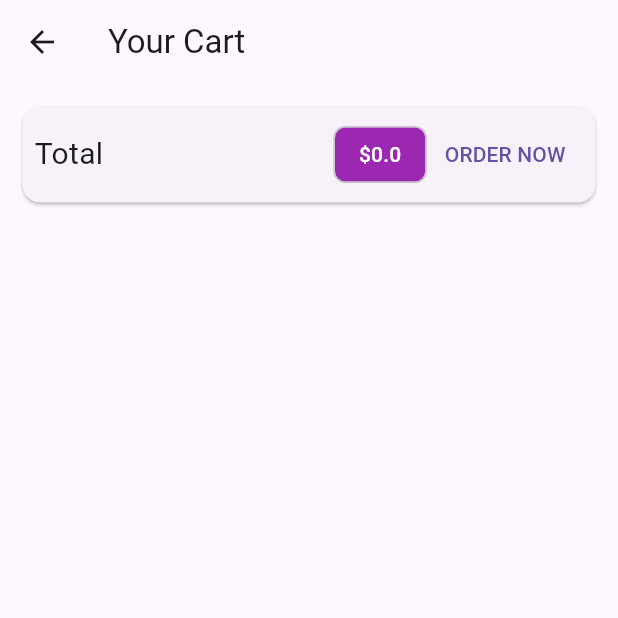
After one commit to Saurabh-Thakur-07/ShopEase, a Flutter app: the CartScreen screen opened by its route, on a phone screen of 412 x 824 dp, the top half of it. The commit adds this screen. Run offline on Flutter 3.47's test engine with Material 2 defaults, Android fonts, the phone set to English and light mode, and no system bars; network calls fail.

Commit message:
Implement Cart Screen

```diff
--- a/lib/main.dart
+++ b/lib/main.dart
@@ -1,5 +1,6 @@
 import 'package:flutter/material.dart';
 import 'package:shop_app/providers/cart.dart';
+import 'package:shop_app/screens/cart_screen.dart';
 import 'package:shop_app/screens/product_detail_screen.dart';
 import 'package:shop_app/screens/products_overview_screen.dart';
 import 'package:provider/provider.dart';
@@ -29,6 +30,7 @@ class MyApp extends StatelessWidget {
         home: ProductsOverviewScreen(),
         routes: {
           ProductDetailScreen.routeName: (ctx) => ProductDetailScreen(),
+          CartScreen.routeName: (ctx) => CartScreen(),
         },
       ),
     );
--- a/lib/providers/cart.dart
+++ b/lib/providers/cart.dart
@@ -39,7 +39,20 @@ class Cart with ChangeNotifier {
     notifyListeners();
   }
 
+  double get totalAmount {
+    double total = 0.0;
+    _items.forEach((key, cartItem) {
+      total += cartItem.quantity * cartItem.price;
+    });
+    return total;
+  }
+
   int get itemCount {
     return _items.length;
   }
+
+  void removeItems(String productId) {
+    _items.remove(productId);
+    notifyListeners();
+  }
 }
--- /dev/null
+++ b/lib/screens/cart_screen.dart
@@ -0,0 +1,66 @@
+import 'package:flutter/material.dart';
+import 'package:provider/provider.dart';
+import 'package:shop_app/providers/cart.dart';
+
+import 'cart_item.dart';
+
+class CartScreen extends StatelessWidget {
+  static const routeName = '/carts';
+  const CartScreen({super.key});
+
+  @override
+  Widget build(BuildContext context) {
+    final cart = Provider.of<Cart>(context);
+    return Scaffold(
+      appBar: AppBar(
+        title: Text('Your Cart'),
+      ),
+      body: Column(
+        children: [
+          Card(
+            margin: EdgeInsets.all(15),
+            child: Padding(
+              padding: EdgeInsets.all(8),
+              child: Row(
+                  mainAxisAlignment: MainAxisAlignment.spaceBetween,
+                  children: [
+                    Text(
+                      'Total',
+                      style: TextStyle(fontSize: 20),
+                    ),
+                    Spacer(),
+                    Chip(
+                      label: Text(
+                        '\$${cart.totalAmount}',
+                        style: TextStyle(
+                          color: Colors.white,
+                        ),
+                      ),
+                      backgroundColor: Colors.purple,
+                    ),
+                    TextButton(
+                      onPressed: () {},
+                      child: Text('ORDER NOW'),
+                    )
+                  ]),
+            ),
+          ),
+          SizedBox(
+            height: 10,
+          ),
+          Expanded(
+            child: ListView.builder(
+              itemCount: cart.itemCount,
+              itemBuilder: (ctx, i) => CartItems(
+                  id: cart.items.values.toList()[i].id,
+                  productId: cart.items.keys.toList()[i],
+                  title: cart.items.values.toList()[i].title,
+                  quantity: cart.items.values.toList()[i].quantity,
+                  price: cart.items.values.toList()[i].price),
+            ),
+          )
+        ],
+      ),
+    );
+  }
+}
--- a/lib/screens/products_overview_screen.dart
+++ b/lib/screens/products_overview_screen.dart
@@ -1,6 +1,7 @@
 import 'package:flutter/material.dart';
 import 'package:provider/provider.dart';
 import 'package:shop_app/providers/cart.dart';
+import 'package:shop_app/screens/cart_screen.dart';
 import 'package:shop_app/widgets/badge.dart';
 import '../widgets/products_grid.dart';
 
@@ -49,11 +50,13 @@ class _ProductsOverviewScreenState extends State<ProductsOverviewScreen> {
                     ),
                   ]),
           Consumer<Cart>(
-            builder: (ctx, cart,ch) => Badges(
-              value: cart.itemCount.toString(),
-              child: ch
-            ),
-            child: IconButton(onPressed: () {}, icon: Icon(Icons.shopping_cart)),
+            builder: (ctx, cart, ch) =>
+                Badges(value: cart.itemCount.toString(), child: ch),
+            child: IconButton(
+                onPressed: () {
+                  Navigator.of(context).pushNamed(CartScreen.routeName);
+                },
+                icon: Icon(Icons.shopping_cart)),
           )
         ],
       ),
```
Also changed, not shown: lib/screens/cart_item.dart (added, +55 -0 lines).
